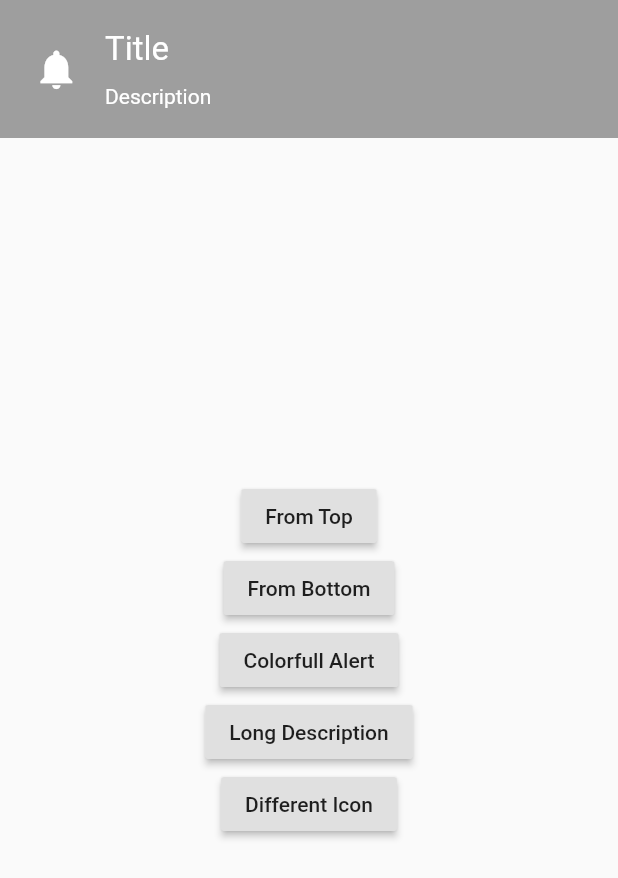
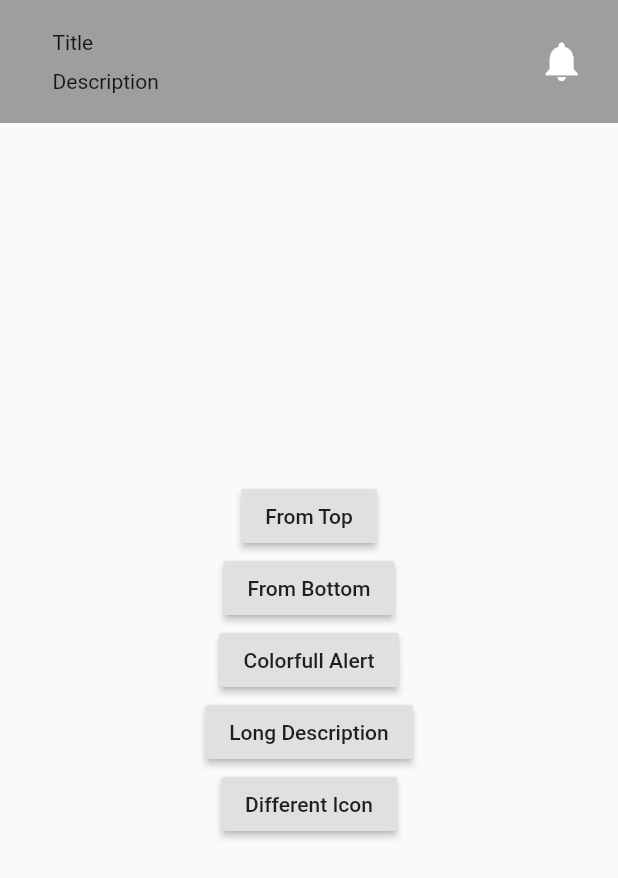
Before and after one commit to mohamed6996/EdgeAlert, a Flutter app: the screen it shows after launch, after a tap on "From Top", on a phone screen of 412 x 824 dp. Shown: the top 878 px of the screen. Run offline on Flutter 3.47's test engine with Material 2 defaults, Android fonts, the phone set to English and light mode, and no system bars; missing offline and left inert: instacheeta.

Commit message:
force to right layout on left to right phone languags

```diff
--- a/lib/edge_alert.dart
+++ b/lib/edge_alert.dart
@@ -1,6 +1,7 @@
 library edge_alert;
 
 import 'package:flutter/material.dart';
+import 'package:instacheeta/widgets/rtl_text.dart';
 
 class EdgeAlert {
   static final int LENGTH_SHORT = 1; //1 seconds
@@ -10,11 +11,15 @@ class EdgeAlert {
   static final int TOP = 1;
   static final int BOTTOM = 2;
 
+  static final int LEFT = 1;
+  static final int RIGHT = 2;
+
   static void show(BuildContext context,
       {String title,
       String description,
       int duration,
       int gravity,
+      int slideGravity,
       Color backgroundColor,
       IconData icon}) {
     OverlayView.createView(context,
@@ -22,6 +27,7 @@ class EdgeAlert {
         description: description,
         duration: duration,
         gravity: gravity,
+        slideGravity: slideGravity,
         backgroundColor: backgroundColor,
         icon: icon);
   }
@@ -46,7 +52,8 @@ class OverlayView {
       int duration,
       int gravity,
       Color backgroundColor,
-      IconData icon}) {
+      IconData icon,
+      int slideGravity}) {
     _overlayState = Navigator.of(context).overlay;
 
     if (!_isVisible) {
@@ -58,6 +65,7 @@ class OverlayView {
           description: description,
           overlayDuration: duration == null ? EdgeAlert.LENGTH_SHORT : duration,
           gravity: gravity == null ? EdgeAlert.TOP : gravity,
+          slideGravity: slideGravity == null ? EdgeAlert.LEFT : slideGravity,
           backgroundColor:
               backgroundColor == null ? Colors.grey : backgroundColor,
           icon: icon == null ? Icons.notifications : icon,
@@ -84,6 +92,7 @@ class EdgeOverlay extends StatefulWidget {
   final int gravity;
   final Color backgroundColor;
   final IconData icon;
+  final int slideGravity;
 
   EdgeOverlay(
       {this.title,
@@ -91,7 +100,8 @@ class EdgeOverlay extends StatefulWidget {
       this.overlayDuration,
       this.gravity,
       this.backgroundColor,
-      this.icon});
+      this.icon,
+      this.slideGravity});
 
   @override
   _EdgeOverlayState createState() => _EdgeOverlayState();
@@ -111,7 +121,8 @@ class _EdgeOverlayState extends State<EdgeOverlay>
         AnimationController(vsync: this, duration: Duration(milliseconds: 750));
 
     if (widget.gravity == 1) {
-      _positionTween = Tween<Offset>(begin: Offset(0.0, -1.0), end: Offset.zero);
+      _positionTween =
+          Tween<Offset>(begin: Offset(0.0, -1.0), end: Offset.zero);
     } else {
       _positionTween =
           Tween<Offset>(begin: Offset(0.0, 1.0), end: Offset(0.0, 0));
@@ -164,7 +175,7 @@ class _EdgeOverlayState extends State<EdgeOverlay>
               title: widget.title,
               description: widget.description,
               iconData: widget.icon,
-          ),
+              slideGravity: widget.slideGravity),
         ),
       ),
     );
@@ -175,8 +186,13 @@ class OverlayWidget extends StatelessWidget {
   final String title;
   final String description;
   final IconData iconData;
+  final int slideGravity;
 
-  OverlayWidget({this.title = '', this.description = '', this.iconData});
+  OverlayWidget(
+      {this.title = '',
+      this.description = '',
+      this.iconData,
+      this.slideGravity});
 
   @override
   Widget build(BuildContext context) {
@@ -184,7 +200,6 @@ class OverlayWidget extends StatelessWidget {
       type: MaterialType.transparency,
       child: Row(
         children: <Widget>[
-          AnimatedIcon(iconData: iconData),
           Padding(padding: EdgeInsets.only(right: 15)),
           Expanded(
               child: Column(
@@ -194,19 +209,30 @@ class OverlayWidget extends StatelessWidget {
                   ? Container()
                   : Padding(
                       padding: EdgeInsets.only(bottom: 10),
+                      child: Align(
+                        alignment: Alignment.centerRight,
+                        child: Align(
+                          alignment: slideGravity == EdgeAlert.LEFT
+                              ? Alignment.centerLeft
+                              : Alignment.centerRight,
                           child: Text(
                             title,
-                        style: TextStyle(color: Colors.white, fontSize: 22),
                           ),
                         ),
-              description == null
+                      ),
+                    ),
+              Align(
+                alignment: slideGravity == EdgeAlert.LEFT
+                    ? Alignment.centerLeft
+                    : Alignment.centerRight,
+                child: description == null
                     ? Container()
-                  : Text(
-                      description,
-                      style: TextStyle(color: Colors.white, fontSize: 14),
+                    : Text(description),
               )
             ],
           )),
+          Padding(padding: EdgeInsets.only(right: 15)),
+          AnimatedIcon(iconData: iconData),
         ],
       ),
     );
```
Lines whose indentation alone changed are shown as unchanged.
